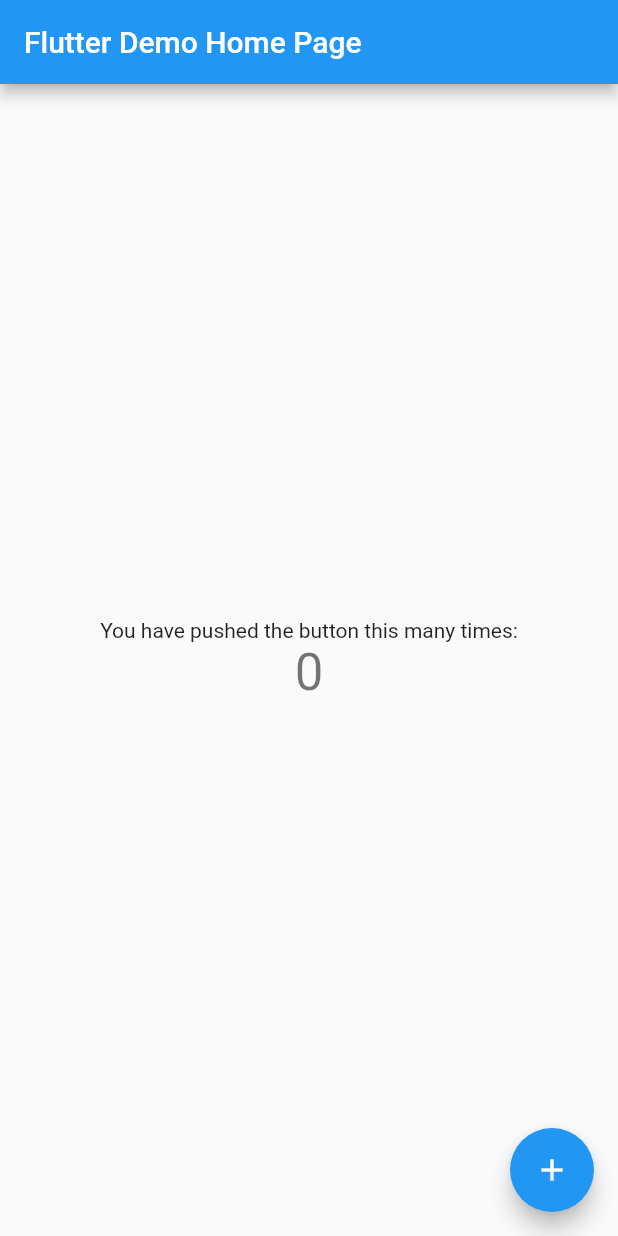
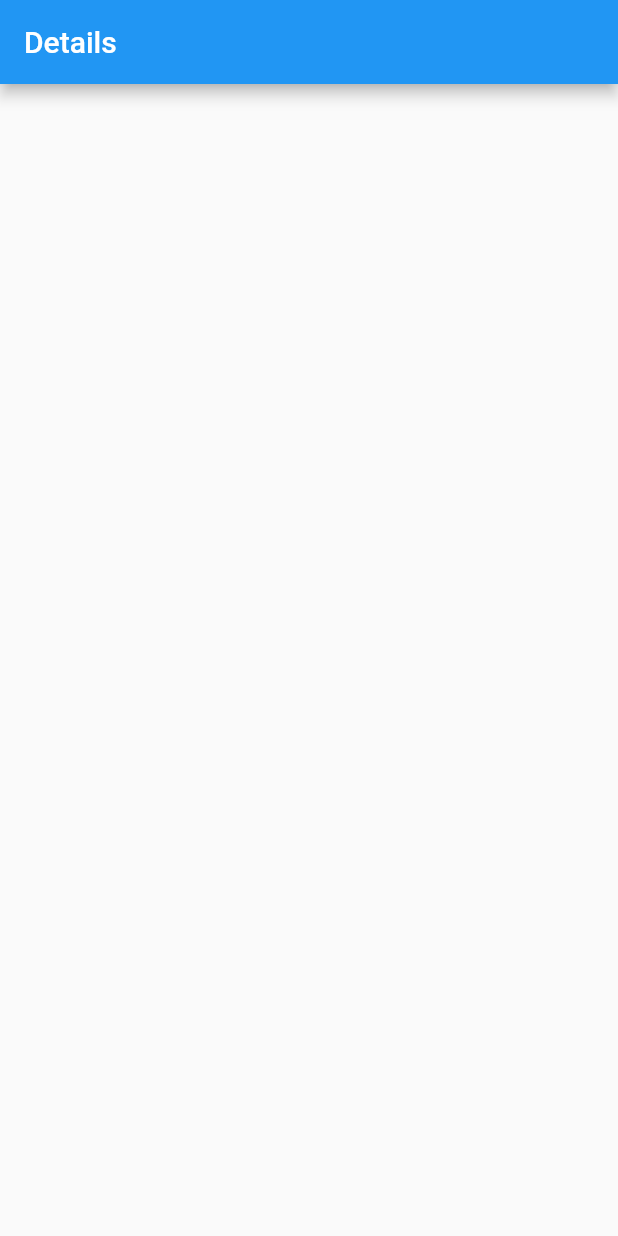
Before and after one commit to Nielioo/Merchant-App, a Flutter app: the screen it shows after launch, on a phone screen of 412 x 824 dp. Run offline on Flutter 3.47's test engine with Material 2 defaults, Android fonts, the phone set to English and light mode, and no system bars.

```diff
--- a/merchant_app/lib/main.dart
+++ b/merchant_app/lib/main.dart
@@ -1,4 +1,5 @@
 import 'package:flutter/material.dart';
+import 'package:merchant_app/views/pages.dart';
 
 void main() {
   runApp(const MyApp());
@@ -7,109 +8,11 @@ void main() {
 class MyApp extends StatelessWidget {
   const MyApp({super.key});
 
-  // This widget is the root of your application.
   @override
   Widget build(BuildContext context) {
-    return MaterialApp(
-      title: 'Flutter Demo',
-      theme: ThemeData(
-        // This is the theme of your application.
-        //
-        // Try running your application with "flutter run". You'll see the
-        // application has a blue toolbar. Then, without quitting the app, try
-        // changing the primarySwatch below to Colors.green and then invoke
-        // "hot reload" (press "r" in the console where you ran "flutter run",
-        // or simply save your changes to "hot reload" in a Flutter IDE).
-        // Notice that the counter didn't reset back to zero; the application
-        // is not restarted.
-        primarySwatch: Colors.blue,
-      ),
-      home: const MyHomePage(title: 'Flutter Demo Home Page'),
+    return const MaterialApp(
+      debugShowCheckedModeBanner: false,
+      home: HomePage(),
     );
   }
 }
-
-class MyHomePage extends StatefulWidget {
-  const MyHomePage({super.key, required this.title});
-
-  // This widget is the home page of your application. It is stateful, meaning
-  // that it has a State object (defined below) that contains fields that affect
-  // how it looks.
-
-  // This class is the configuration for the state. It holds the values (in this
-  // case the title) provided by the parent (in this case the App widget) and
-  // used by the build method of the State. Fields in a Widget subclass are
-  // always marked "final".
-
-  final String title;
-
-  @override
-  State<MyHomePage> createState() => _MyHomePageState();
-}
-
-class _MyHomePageState extends State<MyHomePage> {
-  int _counter = 0;
-
-  void _incrementCounter() {
-    setState(() {
-      // This call to setState tells the Flutter framework that something has
-      // changed in this State, which causes it to rerun the build method below
-      // so that the display can reflect the updated values. If we changed
-      // _counter without calling setState(), then the build method would not be
-      // called again, and so nothing would appear to happen.
-      _counter++;
-    });
-  }
-
-  @override
-  Widget build(BuildContext context) {
-    // This method is rerun every time setState is called, for instance as done
-    // by the _incrementCounter method above.
-    //
-    // The Flutter framework has been optimized to make rerunning build methods
-    // fast, so that you can just rebuild anything that needs updating rather
-    // than having to individually change instances of widgets.
-    return Scaffold(
-      appBar: AppBar(
-        // Here we take the value from the MyHomePage object that was created by
-        // the App.build method, and use it to set our appbar title.
-        title: Text(widget.title),
-      ),
-      body: Center(
-        // Center is a layout widget. It takes a single child and positions it
-        // in the middle of the parent.
-        child: Column(
-          // Column is also a layout widget. It takes a list of children and
-          // arranges them vertically. By default, it sizes itself to fit its
-          // children horizontally, and tries to be as tall as its parent.
-          //
-          // Invoke "debug painting" (press "p" in the console, choose the
-          // "Toggle Debug Paint" action from the Flutter Inspector in Android
-          // Studio, or the "Toggle Debug Paint" command in Visual Studio Code)
-          // to see the wireframe for each widget.
-          //
-          // Column has various properties to control how it sizes itself and
-          // how it positions its children. Here we use mainAxisAlignment to
-          // center the children vertically; the main axis here is the vertical
-          // axis because Columns are vertical (the cross axis would be
-          // horizontal).
-          mainAxisAlignment: MainAxisAlignment.center,
-          children: <Widget>[
-            const Text(
-              'You have pushed the button this many times:',
-            ),
-            Text(
-              '$_counter',
-              style: Theme.of(context).textTheme.headline4,
-            ),
-          ],
-        ),
-      ),
-      floatingActionButton: FloatingActionButton(
-        onPressed: _incrementCounter,
-        tooltip: 'Increment',
-        child: const Icon(Icons.add),
-      ), // This trailing comma makes auto-formatting nicer for build methods.
-    );
-  }
-}
--- /dev/null
+++ b/merchant_app/lib/views/page_home.dart
@@ -0,0 +1,30 @@
+part of 'pages.dart';
+
+class HomePage extends StatefulWidget {
+  const HomePage({super.key});
+
+  @override
+  State<HomePage> createState() => _HomePageState();
+}
+
+class _HomePageState extends State<HomePage> {
+  @override
+  Widget build(BuildContext context) {
+    return Scaffold(
+      appBar: AppBar(
+        title: Text("Details"),
+      ),
+      body: Container(
+        width: double.infinity,
+        height: double.infinity,
+        child: Column(
+          children: [
+            Flexible(child: Container(),),
+            Flexible(child: Container(),),
+            Flexible(child: Container(),),
+          ],
+        ),
+      ),
+    );
+  }
+}
--- /dev/null
+++ b/merchant_app/lib/views/pages.dart
@@ -0,0 +1,5 @@
+import 'package:flutter/material.dart';
+import 'package:flutter/src/widgets/container.dart';
+import 'package:flutter/src/widgets/framework.dart';
+
+part 'page_home.dart';
```
